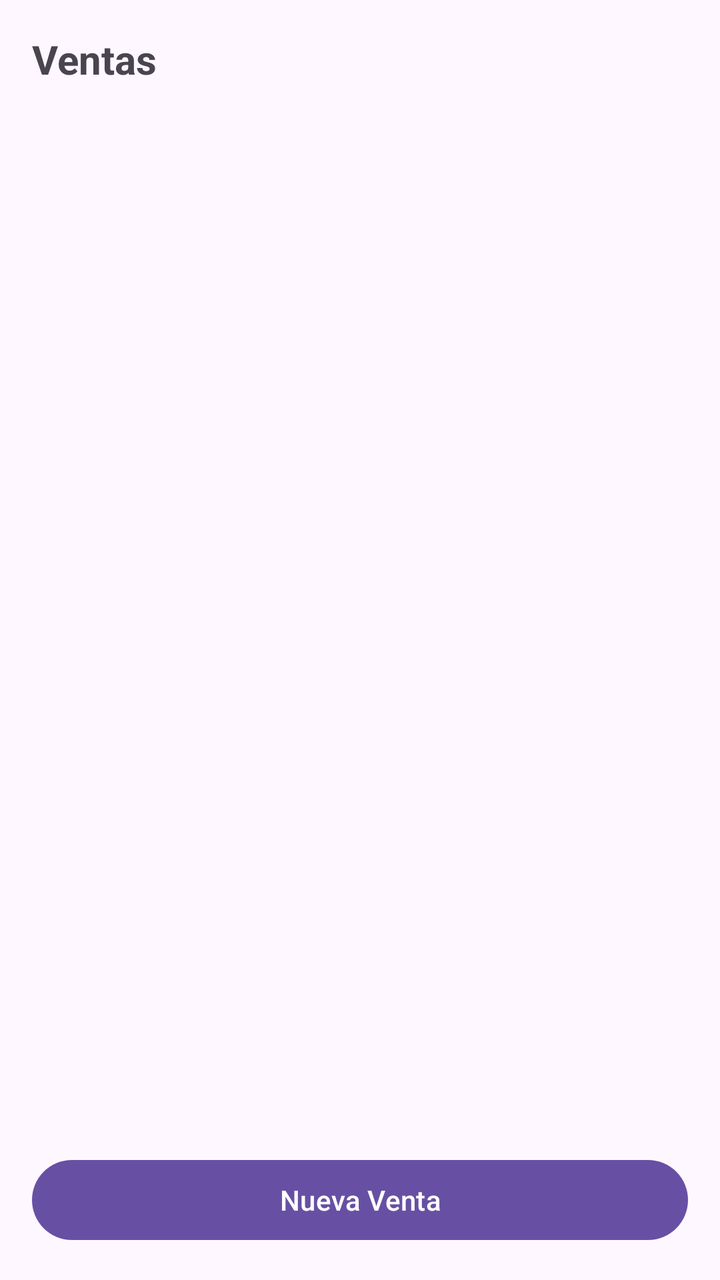
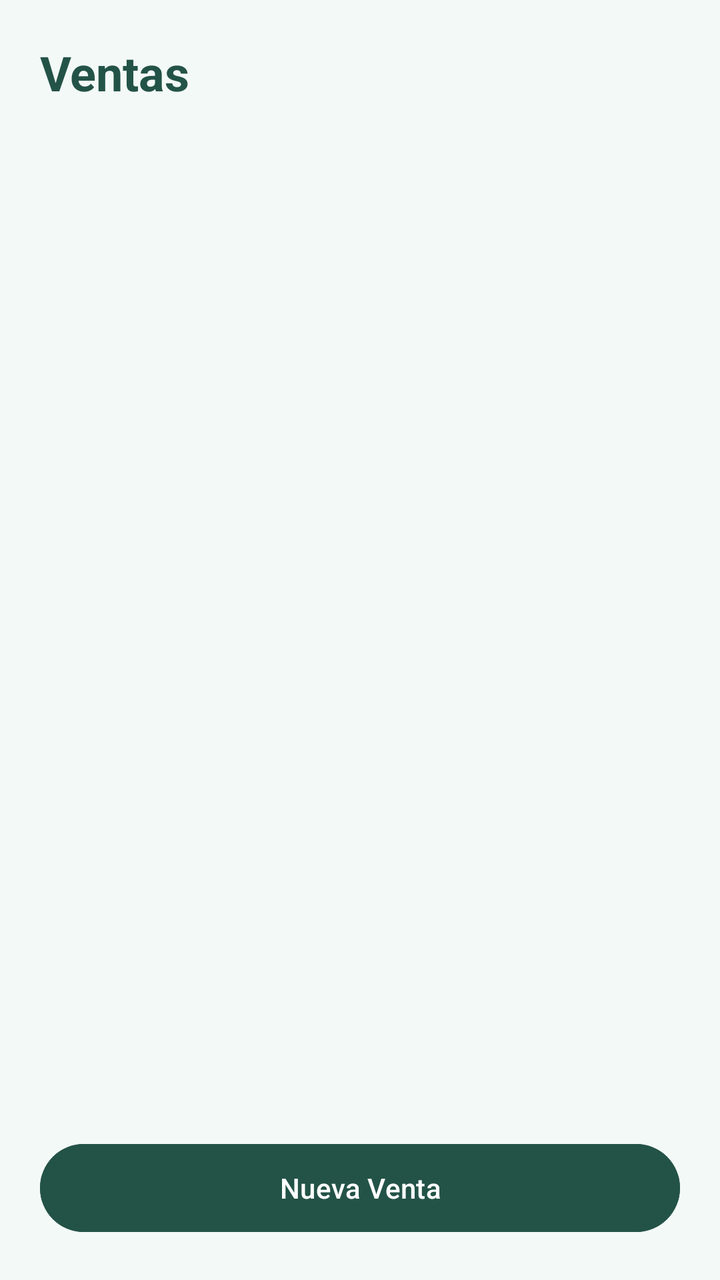

The first picture is an Android layout as it rendered before a commit; the second is the same layout after the commit. The layout source and the unified diff follow.
<!-- AndroidManifest.xml: application theme Theme.T1 -->
<!-- res/layout/activity_ventas.xml -->
<?xml version="1.0" encoding="utf-8"?>
<LinearLayout xmlns:android="http://schemas.android.com/apk/res/android"
    android:layout_width="match_parent"
    android:layout_height="match_parent"
    android:orientation="vertical"
    android:padding="16dp">

    <TextView
        android:layout_width="wrap_content"
        android:layout_height="wrap_content"
        android:text="Ventas"
        android:textSize="20sp"
        android:textStyle="bold"/>

    <ListView
        android:id="@+id/lvVentas"
        android:layout_width="match_parent"
        android:layout_height="0dp"
        android:layout_weight="1"
        android:layout_marginTop="8dp"/>

    <Button
        android:id="@+id/btnAgregarVenta"
        android:layout_width="match_parent"
        android:layout_height="wrap_content"
        android:text="Nueva Venta"
        android:layout_marginTop="8dp"/>

</LinearLayout>
<!-- resources referenced by this layout -->
<resources>
  <style name="Theme.T1" parent="Base.Theme.T1" />
  <style name="Base.Theme.T1" parent="Theme.Material3.DayNight.NoActionBar">
          
          
      </style>
</resources>

<!-- the commit's change to res/layout/activity_ventas.xml (unified diff, before → after) -->
@@ -3,27 +3,34 @@
     android:layout_width="match_parent"
     android:layout_height="match_parent"
     android:orientation="vertical"
-    android:padding="16dp">
+    android:padding="20dp"
+    android:background="#F3F9F7">
 
     <TextView
         android:layout_width="wrap_content"
         android:layout_height="wrap_content"
         android:text="Ventas"
-        android:textSize="20sp"
-        android:textStyle="bold"/>
+        android:textSize="24sp"
+        android:textStyle="bold"
+        android:textColor="#235347"/>
 
     <ListView
         android:id="@+id/lvVentas"
         android:layout_width="match_parent"
         android:layout_height="0dp"
         android:layout_weight="1"
-        android:layout_marginTop="8dp"/>
+        android:layout_marginTop="12dp"
+        android:divider="#D7E8E6"
+        android:dividerHeight="8dp"/>
 
     <Button
         android:id="@+id/btnAgregarVenta"
         android:layout_width="match_parent"
         android:layout_height="wrap_content"
         android:text="Nueva Venta"
-        android:layout_marginTop="8dp"/>
+        android:layout_marginTop="12dp"
+        android:backgroundTint="#235347"
+        android:textColor="#FFFFFF"
+        android:minHeight="52dp"/>
 
 </LinearLayout>
